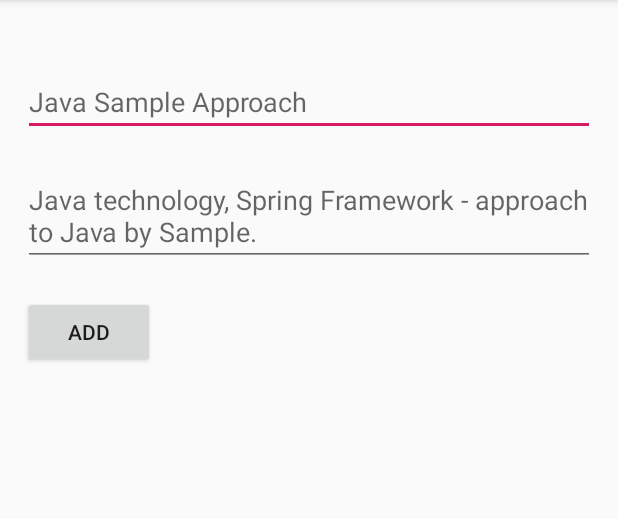
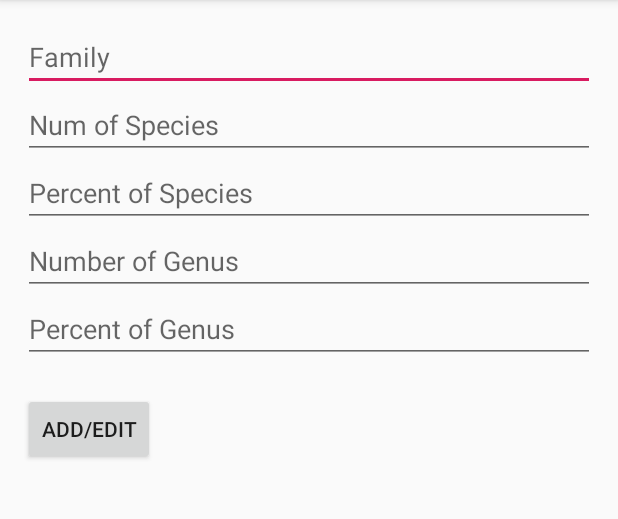
Before and after one commit to Yanov-P/BasicSQLCRUD, an Android app: the RowActivity screen opened directly, with no data from a screen before it, on a phone screen of 412 x 824 dp, the part 84-603 px from its top. Run offline under Robolectric (Android 15) with nearby library versions, the phone set to English and light mode, and no system bars.

```diff
--- a/app/src/main/res/layout/activity_row.xml
+++ b/app/src/main/res/layout/activity_row.xml
@@ -6,26 +6,44 @@
               android:padding="15dp">
 
     <EditText
-            android:id="@+id/edtTitle"
+            android:id="@+id/edt_family"
             android:layout_width="match_parent"
             android:layout_height="wrap_content"
-            android:layout_marginTop="30dp"
-            android:hint="Java Sample Approach"
-            android:inputType="textPersonName" />
+            android:hint="Family"
+            android:inputType="text" />
 
     <EditText
-            android:id="@+id/edtContent"
+            android:id="@+id/edt_species_num"
             android:layout_width="match_parent"
             android:layout_height="wrap_content"
-            android:layout_marginTop="20dp"
-            android:hint="Java technology, Spring Framework - approach to Java by Sample."
-            android:inputType="textMultiLine" />
+            android:hint="Num of Species"
+            android:inputType="text" />
+
+    <EditText
+            android:id="@+id/edt_species_percent"
+            android:layout_width="match_parent"
+            android:layout_height="wrap_content"
+            android:hint="Percent of Species"
+            android:inputType="text" />
+
+    <EditText
+            android:id="@+id/edt_genus_num"
+            android:layout_width="match_parent"
+            android:layout_height="wrap_content"
+            android:hint="Number of Genus"
+            android:inputType="text" />
+    <EditText
+            android:id="@+id/edt_genus_percent"
+            android:layout_width="match_parent"
+            android:layout_height="wrap_content"
+            android:hint="Percent of Genus"
+            android:inputType="text" />
 
     <Button
             android:id="@+id/btAdd"
             android:layout_width="wrap_content"
             android:layout_height="wrap_content"
             android:layout_marginTop="20dp"
-            android:text="Add" />
+            android:text="Add/Edit" />
 
 </LinearLayout>
```
Also changed, not shown: app/src/main/java/su/arq/basicsqlcrud/MainActivity.kt (+10 -2 lines), app/src/main/java/su/arq/basicsqlcrud/RowActivity.kt (+59 -0 lines), app/src/main/res/layout/activity_main.xml (+14 -3 lines).
